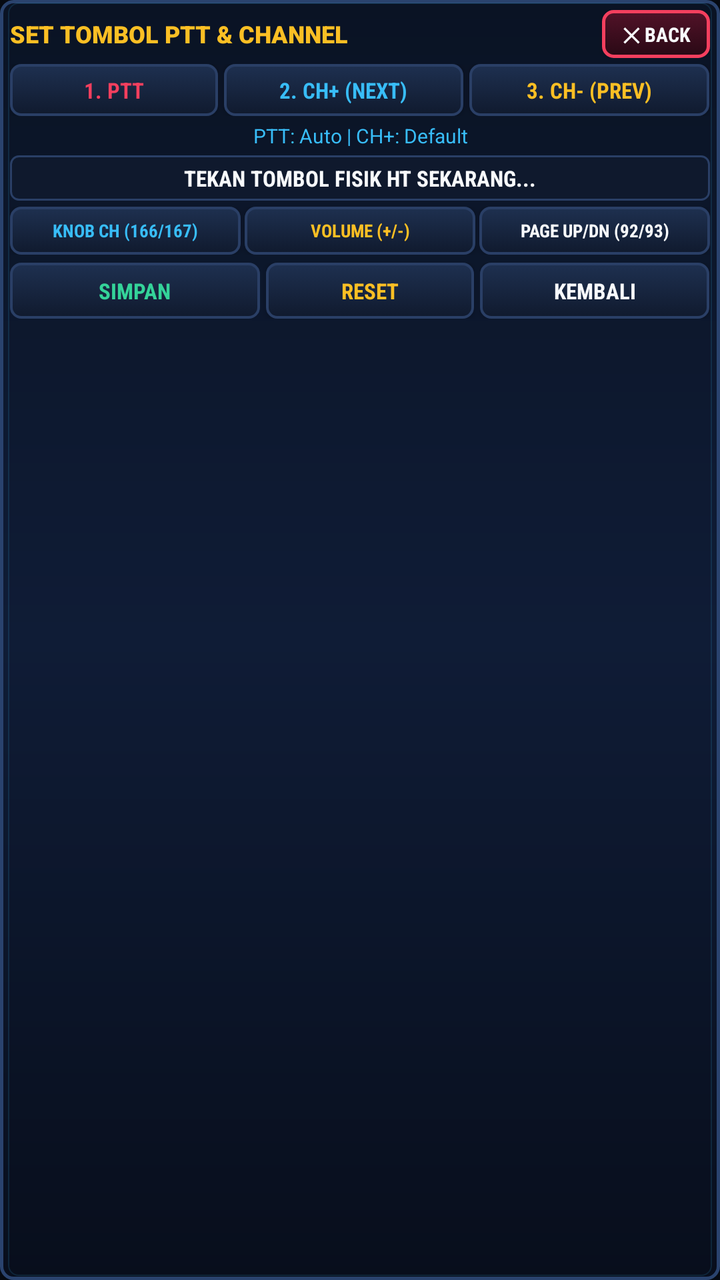
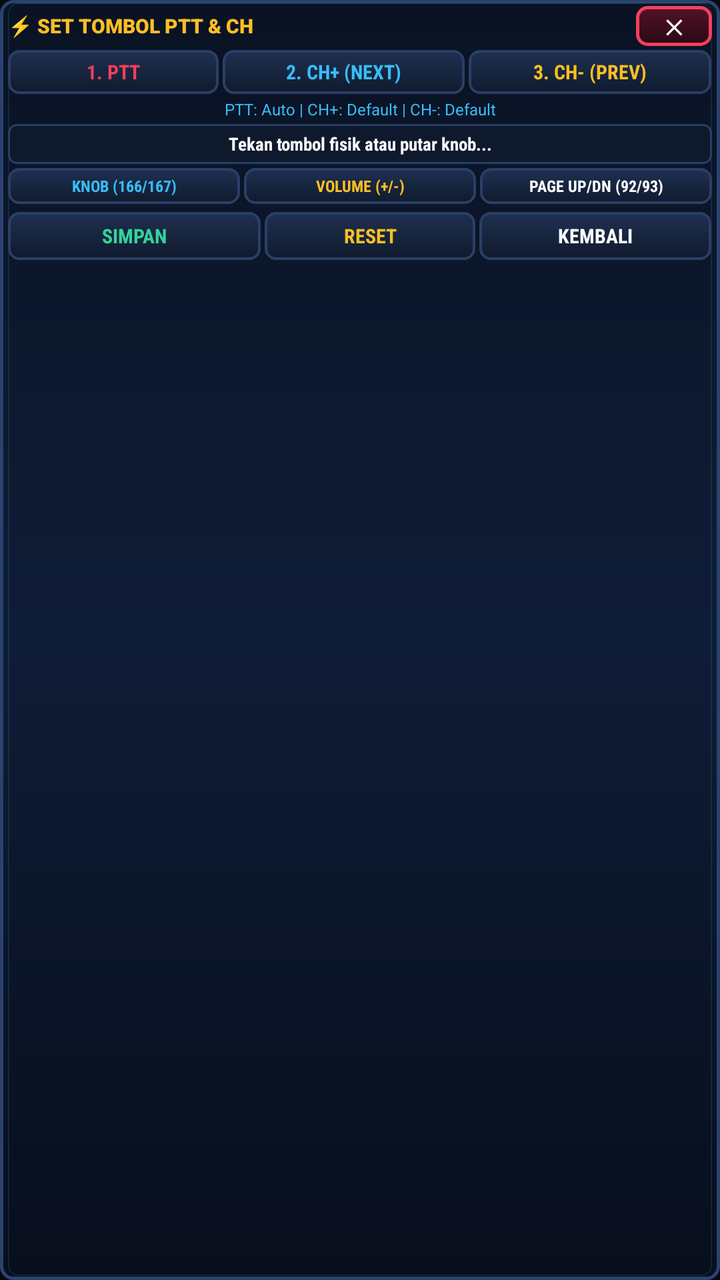

Screens rendered from an Android XML layout before and after an edit, with the pre-edit source and the edit as a unified diff.
<!-- AndroidManifest.xml: application theme Theme.NinjaRadioLite -->
<!-- res/layout/dialog_ptt_calibration.xml -->
<?xml version="1.0" encoding="utf-8"?>
<LinearLayout xmlns:android="http://schemas.android.com/apk/res/android"
    android:layout_width="match_parent"
    android:layout_height="wrap_content"
    android:orientation="vertical"
    android:background="@drawable/card_lcd"
    android:padding="5dp">

    
    <LinearLayout
        android:layout_width="match_parent"
        android:layout_height="24dp"
        android:orientation="horizontal"
        android:gravity="center_vertical"
        android:layout_marginBottom="3dp">

        <TextView
            android:layout_width="0dp"
            android:layout_height="wrap_content"
            android:layout_weight="1"
            android:text="SET TOMBOL PTT &amp; CHANNEL"
            android:textColor="@color/ninja_amber"
            android:textSize="12sp"
            android:fontFamily="sans-serif-black"
            android:textStyle="bold" />

        <Button
            android:id="@+id/btnTopCloseCalib"
            android:layout_width="54dp"
            android:layout_height="match_parent"
            android:text="✕ BACK"
            android:textSize="10sp"
            android:fontFamily="sans-serif-condensed"
            android:textStyle="bold"
            android:textColor="@color/white"
            android:background="@drawable/btn_ptt" />
    </LinearLayout>

    
    <LinearLayout
        android:layout_width="match_parent"
        android:layout_height="26dp"
        android:orientation="horizontal"
        android:layout_marginBottom="3dp">

        <Button
            android:id="@+id/btnTargetPtt"
            android:layout_width="0dp"
            android:layout_height="match_parent"
            android:layout_weight="1"
            android:text="1. PTT"
            android:textSize="11sp"
            android:fontFamily="sans-serif-condensed"
            android:textStyle="bold"
            android:textColor="@color/ninja_red"
            android:background="@drawable/btn_dpad"
            android:layout_marginEnd="2dp" />

        <Button
            android:id="@+id/btnTargetChNext"
            android:layout_width="0dp"
            android:layout_height="match_parent"
            android:layout_weight="1.15"
            android:text="2. CH+ (NEXT)"
            android:textSize="11sp"
            android:fontFamily="sans-serif-condensed"
            android:textStyle="bold"
            android:textColor="@color/ninja_cyan"
            android:background="@drawable/btn_dpad"
            android:layout_marginStart="1dp"
            android:layout_marginEnd="1dp" />

        <Button
            android:id="@+id/btnTargetChPrev"
            android:layout_width="0dp"
            android:layout_height="match_parent"
            android:layout_weight="1.15"
            android:text="3. CH- (PREV)"
            android:textSize="11sp"
            android:fontFamily="sans-serif-condensed"
            android:textStyle="bold"
            android:textColor="@color/ninja_amber"
            android:background="@drawable/btn_dpad"
            android:layout_marginStart="2dp" />
    </LinearLayout>

    
    <TextView
        android:id="@+id/tvCurrentPttSetting"
        android:layout_width="match_parent"
        android:layout_height="wrap_content"
        android:text="PTT: Auto | CH+: Default"
        android:textColor="@color/ninja_cyan"
        android:textSize="10sp"
        android:gravity="center"
        android:singleLine="true"
        android:ellipsize="end"
        android:layout_marginBottom="3dp" />

    
    <TextView
        android:id="@+id/tvPttDetectStatus"
        android:layout_width="match_parent"
        android:layout_height="wrap_content"
        android:text="TEKAN TOMBOL FISIK HT SEKARANG..."
        android:textColor="@color/ninja_text_primary"
        android:textSize="11sp"
        android:fontFamily="sans-serif-condensed"
        android:textStyle="bold"
        android:gravity="center"
        android:background="@drawable/item_focus"
        android:padding="4dp"
        android:layout_marginBottom="3dp" />

    
    <LinearLayout
        android:layout_width="match_parent"
        android:layout_height="24dp"
        android:orientation="horizontal"
        android:layout_marginBottom="4dp">

        <Button
            android:id="@+id/btnPresetKnob"
            android:layout_width="0dp"
            android:layout_height="match_parent"
            android:layout_weight="1"
            android:text="KNOB CH (166/167)"
            android:textSize="9sp"
            android:fontFamily="sans-serif-condensed"
            android:textStyle="bold"
            android:textColor="@color/ninja_cyan"
            android:background="@drawable/btn_dpad"
            android:focusable="false"
            android:layout_marginEnd="1dp" />

        <Button
            android:id="@+id/btnPresetVol"
            android:layout_width="0dp"
            android:layout_height="match_parent"
            android:layout_weight="1"
            android:text="VOLUME (+/-)"
            android:textSize="9sp"
            android:fontFamily="sans-serif-condensed"
            android:textStyle="bold"
            android:textColor="@color/ninja_amber"
            android:background="@drawable/btn_dpad"
            android:focusable="false"
            android:layout_marginStart="1dp"
            android:layout_marginEnd="1dp" />

        <Button
            android:id="@+id/btnPresetPage"
            android:layout_width="0dp"
            android:layout_height="match_parent"
            android:layout_weight="1"
            android:text="PAGE UP/DN (92/93)"
            android:textSize="9sp"
            android:fontFamily="sans-serif-condensed"
            android:textStyle="bold"
            android:textColor="@color/white"
            android:background="@drawable/btn_dpad"
            android:focusable="false"
            android:layout_marginStart="1dp" />
    </LinearLayout>

    
    <LinearLayout
        android:layout_width="match_parent"
        android:layout_height="28dp"
        android:orientation="horizontal">

        <Button
            android:id="@+id/btnSaveLearnedKey"
            android:layout_width="0dp"
            android:layout_height="match_parent"
            android:layout_weight="1.2"
            android:text="SIMPAN"
            android:textSize="11sp"
            android:fontFamily="sans-serif-condensed"
            android:textStyle="bold"
            android:textColor="@color/ninja_green"
            android:background="@drawable/btn_dpad"
            android:enabled="false"
            android:layout_marginEnd="2dp" />

        <Button
            android:id="@+id/btnResetPttDefault"
            android:layout_width="0dp"
            android:layout_height="match_parent"
            android:layout_weight="1"
            android:text="RESET"
            android:textSize="11sp"
            android:fontFamily="sans-serif-condensed"
            android:textStyle="bold"
            android:textColor="@color/ninja_amber"
            android:background="@drawable/btn_dpad"
            android:layout_marginStart="1dp"
            android:layout_marginEnd="1dp" />

        <Button
            android:id="@+id/btnCancelPttCalib"
            android:layout_width="0dp"
            android:layout_height="match_parent"
            android:layout_weight="1.1"
            android:text="KEMBALI"
            android:textSize="11sp"
            android:fontFamily="sans-serif-condensed"
            android:textStyle="bold"
            android:textColor="@color/white"
            android:background="@drawable/btn_dpad"
            android:layout_marginStart="2dp" />
    </LinearLayout>

</LinearLayout>
<!-- resources referenced by this layout -->
<resources>
  <color name="ninja_amber">#FBBF24</color>
  <color name="ninja_cyan">#38BDF8</color>
  <color name="ninja_green">#34D399</color>
  <color name="ninja_red">#F43F5E</color>
  <color name="ninja_text_primary">#F8FAFC</color>
  <color name="white">#F8FAFC</color>
  <!-- drawable card_lcd (drawable) -->
  <?xml version="1.0" encoding="utf-8"?>
  <layer-list xmlns:android="http://schemas.android.com/apk/res/android">
      
      <item>
          <shape android:shape="rectangle">
              <gradient
                  android:angle="270"
                  android:startColor="#0A1324"
                  android:centerColor="#0F1C36"
                  android:endColor="#080E1C" />
              <stroke android:width="1.5dp" android:color="#2A436E" />
              <corners android:radius="6dp" />
          </shape>
      </item>
      
      <item android:top="1.5dp" android:left="4dp" android:right="4dp" android:bottom="2dp">
          <shape android:shape="rectangle">
              <stroke android:width="0.5dp" android:color="#2238BDF8" />
              <corners android:radius="5dp" />
          </shape>
      </item>
  </layer-list>
  <!-- drawable item_focus (drawable) -->
  <?xml version="1.0" encoding="utf-8"?>
  <selector xmlns:android="http://schemas.android.com/apk/res/android">
      <item android:state_focused="true">
          <shape android:shape="rectangle">
              <solid android:color="@color/ninja_btn_focused" />
              <stroke android:width="2dp" android:color="@color/ninja_cyan" />
              <corners android:radius="4dp" />
          </shape>
      </item>
      <item android:state_selected="true">
          <shape android:shape="rectangle">
              <solid android:color="@color/ninja_panel_raised" />
              <stroke android:width="1.5dp" android:color="@color/ninja_amber" />
              <corners android:radius="4dp" />
          </shape>
      </item>
      <item>
          <shape android:shape="rectangle">
              <solid android:color="@color/ninja_panel" />
              <stroke android:width="1dp" android:color="@color/ninja_panel_edge" />
              <corners android:radius="4dp" />
          </shape>
      </item>
  </selector>
  <style name="Theme.NinjaRadioLite" parent="Theme.AppCompat.NoActionBar">
          <item name="android:windowBackground">@color/black</item>
          <item name="android:colorBackground">@color/black</item>
          <item name="android:textColor">@color/white</item>
          <item name="colorPrimary">#212121</item>
          <item name="colorPrimaryDark">#000000</item>
          <item name="colorAccent">@color/accent_yellow</item>
      </style>
  <color name="ninja_btn_focused">#22355A</color>
  <color name="ninja_panel_raised">#182644</color>
  <color name="ninja_panel">#0F192D</color>
  <color name="ninja_panel_edge">#2A3F66</color>
  <color name="black">#060A12</color>
  <color name="accent_yellow">#FBBF24</color>
  <!-- unchanged entries left out for length: 2 -->
</resources>

<!-- the commit's change to res/layout/dialog_ptt_calibration.xml (unified diff, before → after) -->
@@ -1,214 +1,261 @@
 <?xml version="1.0" encoding="utf-8"?>
-<LinearLayout xmlns:android="http://schemas.android.com/apk/res/android"
+<ScrollView xmlns:android="http://schemas.android.com/apk/res/android"
     android:layout_width="match_parent"
-    android:layout_height="wrap_content"
-    android:orientation="vertical"
-    android:background="@drawable/card_lcd"
-    android:padding="5dp">
-
-    
+    android:layout_height="match_parent"
+    android:fillViewport="true"
+    android:scrollbars="vertical">
+
     <LinearLayout
         android:layout_width="match_parent"
-        android:layout_height="24dp"
-        android:orientation="horizontal"
-        android:gravity="center_vertical"
-        android:layout_marginBottom="3dp">
-
+        android:layout_height="wrap_content"
+        android:orientation="vertical"
+        android:background="@drawable/card_lcd"
+        android:paddingLeft="4dp"
+        android:paddingRight="4dp"
+        android:paddingTop="3dp"
+        android:paddingBottom="4dp">
+
+        
+        <LinearLayout
+            android:layout_width="match_parent"
+            android:layout_height="20dp"
+            android:orientation="horizontal"
+            android:gravity="center_vertical"
+            android:layout_marginBottom="2dp">
+
+            <TextView
+                android:layout_width="0dp"
+                android:layout_height="wrap_content"
+                android:layout_weight="1"
+                android:text="⚡ SET TOMBOL PTT &amp; CH"
+                android:textColor="@color/ninja_amber"
+                android:textSize="10sp"
+                android:fontFamily="sans-serif-black"
+                android:textStyle="bold" />
+
+            <Button
+                android:id="@+id/btnTopCloseCalib"
+                android:layout_width="38dp"
+                android:layout_height="match_parent"
+                android:text="✕"
+                android:textSize="10sp"
+                android:fontFamily="sans-serif-condensed"
+                android:textStyle="bold"
+                android:textColor="@color/white"
+                android:background="@drawable/btn_ptt"
+                android:focusable="true"
+                android:nextFocusDown="@+id/btnTargetPtt" />
+        </LinearLayout>
+
+        
+        <LinearLayout
+            android:layout_width="match_parent"
+            android:layout_height="22dp"
+            android:orientation="horizontal"
+            android:layout_marginBottom="2dp">
+
+            <Button
+                android:id="@+id/btnTargetPtt"
+                android:layout_width="0dp"
+                android:layout_height="match_parent"
+                android:layout_weight="1"
+                android:text="1. PTT"
+                android:textSize="10sp"
+                android:fontFamily="sans-serif-condensed"
+                android:textStyle="bold"
+                android:textColor="@color/ninja_red"
+                android:background="@drawable/btn_dpad"
+                android:focusable="true"
+                android:layout_marginEnd="1dp"
+                android:nextFocusDown="@+id/btnSaveLearnedKey"
+                android:nextFocusRight="@+id/btnTargetChNext" />
+
+            <Button
+                android:id="@+id/btnTargetChNext"
+                android:layout_width="0dp"
+                android:layout_height="match_parent"
+                android:layout_weight="1.15"
+                android:text="2. CH+ (NEXT)"
+                android:textSize="10sp"
+                android:fontFamily="sans-serif-condensed"
+                android:textStyle="bold"
+                android:textColor="@color/ninja_cyan"
+                android:background="@drawable/btn_dpad"
+                android:focusable="true"
+                android:layout_marginStart="1dp"
+                android:layout_marginEnd="1dp"
+                android:nextFocusDown="@+id/btnSaveLearnedKey"
+                android:nextFocusLeft="@+id/btnTargetPtt"
+                android:nextFocusRight="@+id/btnTargetChPrev" />
+
+            <Button
+                android:id="@+id/btnTargetChPrev"
+                android:layout_width="0dp"
+                android:layout_height="match_parent"
+                android:layout_weight="1.15"
+                android:text="3. CH- (PREV)"
+                android:textSize="10sp"
+                android:fontFamily="sans-serif-condensed"
+                android:textStyle="bold"
+                android:textColor="@color/ninja_amber"
+                android:background="@drawable/btn_dpad"
+                android:focusable="true"
+                android:layout_marginStart="1dp"
+                android:nextFocusDown="@+id/btnSaveLearnedKey"
+                android:nextFocusLeft="@+id/btnTargetChNext"
+                android:nextFocusRight="@+id/btnSaveLearnedKey" />
+        </LinearLayout>
+
+        
         <TextView
-            android:layout_width="0dp"
+            android:id="@+id/tvCurrentPttSetting"
+            android:layout_width="match_parent"
             android:layout_height="wrap_content"
-            android:layout_weight="1"
-            android:text="SET TOMBOL PTT &amp; CHANNEL"
-            android:textColor="@color/ninja_amber"
-            android:textSize="12sp"
-            android:fontFamily="sans-serif-black"
-            android:textStyle="bold" />
-
-        <Button
-            android:id="@+id/btnTopCloseCalib"
-            android:layout_width="54dp"
-            android:layout_height="match_parent"
-            android:text="✕ BACK"
-            android:textSize="10sp"
-            android:fontFamily="sans-serif-condensed"
-            android:textStyle="bold"
-            android:textColor="@color/white"
-            android:background="@drawable/btn_ptt" />
-    </LinearLayout>
-
-    
-    <LinearLayout
-        android:layout_width="match_parent"
-        android:layout_height="26dp"
-        android:orientation="horizontal"
-        android:layout_marginBottom="3dp">
-
-        <Button
-            android:id="@+id/btnTargetPtt"
-            android:layout_width="0dp"
-            android:layout_height="match_parent"
-            android:layout_weight="1"
-            android:text="1. PTT"
-            android:textSize="11sp"
-            android:fontFamily="sans-serif-condensed"
-            android:textStyle="bold"
-            android:textColor="@color/ninja_red"
-            android:background="@drawable/btn_dpad"
-            android:layout_marginEnd="2dp" />
-
-        <Button
-            android:id="@+id/btnTargetChNext"
-            android:layout_width="0dp"
-            android:layout_height="match_parent"
-            android:layout_weight="1.15"
-            android:text="2. CH+ (NEXT)"
-            android:textSize="11sp"
-            android:fontFamily="sans-serif-condensed"
-            android:textStyle="bold"
+            android:text="PTT: Auto | CH+: Default | CH-: Default"
             android:textColor="@color/ninja_cyan"
-            android:background="@drawable/btn_dpad"
-            android:layout_marginStart="1dp"
-            android:layout_marginEnd="1dp" />
-
-        <Button
-            android:id="@+id/btnTargetChPrev"
-            android:layout_width="0dp"
-            android:layout_height="match_parent"
-            android:layout_weight="1.15"
-            android:text="3. CH- (PREV)"
-            android:textSize="11sp"
-            android:fontFamily="sans-serif-condensed"
-            android:textStyle="bold"
-            android:textColor="@color/ninja_amber"
-            android:background="@drawable/btn_dpad"
-            android:layout_marginStart="2dp" />
-    </LinearLayout>
-
-    
-    <TextView
-        android:id="@+id/tvCurrentPttSetting"
-        android:layout_width="match_parent"
-        android:layout_height="wrap_content"
-        android:text="PTT: Auto | CH+: Default"
-        android:textColor="@color/ninja_cyan"
-        android:textSize="10sp"
-        android:gravity="center"
-        android:singleLine="true"
-        android:ellipsize="end"
-        android:layout_marginBottom="3dp" />
-
-    
-    <TextView
-        android:id="@+id/tvPttDetectStatus"
-        android:layout_width="match_parent"
-        android:layout_height="wrap_content"
-        android:text="TEKAN TOMBOL FISIK HT SEKARANG..."
-        android:textColor="@color/ninja_text_primary"
-        android:textSize="11sp"
-        android:fontFamily="sans-serif-condensed"
-        android:textStyle="bold"
-        android:gravity="center"
-        android:background="@drawable/item_focus"
-        android:padding="4dp"
-        android:layout_marginBottom="3dp" />
-
-    
-    <LinearLayout
-        android:layout_width="match_parent"
-        android:layout_height="24dp"
-        android:orientation="horizontal"
-        android:layout_marginBottom="4dp">
-
-        <Button
-            android:id="@+id/btnPresetKnob"
-            android:layout_width="0dp"
-            android:layout_height="match_parent"
-            android:layout_weight="1"
-            android:text="KNOB CH (166/167)"
+            android:textSize="8sp"
+            android:gravity="center"
+            android:singleLine="true"
+            android:ellipsize="end"
+            android:layout_marginBottom="2dp" />
+
+        
+        <TextView
+            android:id="@+id/tvPttDetectStatus"
+            android:layout_width="match_parent"
+            android:layout_height="wrap_content"
+            android:minHeight="20dp"
+            android:text="Tekan tombol fisik atau putar knob..."
+            android:textColor="@color/ninja_text_primary"
             android:textSize="9sp"
             android:fontFamily="sans-serif-condensed"
             android:textStyle="bold"
-            android:textColor="@color/ninja_cyan"
-            android:background="@drawable/btn_dpad"
-            android:focusable="false"
-            android:layout_marginEnd="1dp" />
-
-        <Button
-            android:id="@+id/btnPresetVol"
-            android:layout_width="0dp"
-            android:layout_height="match_parent"
-            android:layout_weight="1"
-            android:text="VOLUME (+/-)"
-            android:textSize="9sp"
-            android:fontFamily="sans-serif-condensed"
-            android:textStyle="bold"
-            android:textColor="@color/ninja_amber"
-            android:background="@drawable/btn_dpad"
-            android:focusable="false"
-            android:layout_marginStart="1dp"
-            android:layout_marginEnd="1dp" />
-
-        <Button
-            android:id="@+id/btnPresetPage"
-            android:layout_width="0dp"
-            android:layout_height="match_parent"
-            android:layout_weight="1"
-            android:text="PAGE UP/DN (92/93)"
-            android:textSize="9sp"
-            android:fontFamily="sans-serif-condensed"
-            android:textStyle="bold"
-            android:textColor="@color/white"
-            android:background="@drawable/btn_dpad"
-            android:focusable="false"
-            android:layout_marginStart="1dp" />
+            android:gravity="center"
+            android:background="@drawable/item_focus"
+            android:padding="2dp"
+            android:layout_marginBottom="2dp" />
+
+        
+        <LinearLayout
+            android:layout_width="match_parent"
+            android:layout_height="18dp"
+            android:orientation="horizontal"
+            android:layout_marginBottom="3dp">
+
+            <Button
+                android:id="@+id/btnPresetKnob"
+                android:layout_width="0dp"
+                android:layout_height="match_parent"
+                android:layout_weight="1"
+                android:text="KNOB (166/167)"
+                android:textSize="8sp"
+                android:fontFamily="sans-serif-condensed"
+                android:textStyle="bold"
+                android:textColor="@color/ninja_cyan"
+                android:background="@drawable/btn_dpad"
+                android:focusable="true"
+                android:layout_marginEnd="1dp"
+                android:nextFocusUp="@+id/btnTargetPtt"
+                android:nextFocusDown="@+id/btnSaveLearnedKey"
+                android:nextFocusRight="@+id/btnPresetVol" />
+
+            <Button
+                android:id="@+id/btnPresetVol"
+                android:layout_width="0dp"
+                android:layout_height="match_parent"
+                android:layout_weight="1"
+                android:text="VOLUME (+/-)"
+                android:textSize="8sp"
+                android:fontFamily="sans-serif-condensed"
+                android:textStyle="bold"
+                android:textColor="@color/ninja_amber"
+                android:background="@drawable/btn_dpad"
+                android:focusable="true"
+                android:layout_marginStart="1dp"
+                android:layout_marginEnd="1dp"
+                android:nextFocusUp="@+id/btnTargetChNext"
+                android:nextFocusDown="@+id/btnSaveLearnedKey"
+                android:nextFocusLeft="@+id/btnPresetKnob"
+                android:nextFocusRight="@+id/btnPresetPage" />
+
+            <Button
+                android:id="@+id/btnPresetPage"
+                android:layout_width="0dp"
+                android:layout_height="match_parent"
+                android:layout_weight="1"
+                android:text="PAGE UP/DN (92/93)"
+                android:textSize="8sp"
+                android:fontFamily="sans-serif-condensed"
+                android:textStyle="bold"
+                android:textColor="@color/white"
+                android:background="@drawable/btn_dpad"
+                android:focusable="true"
+                android:layout_marginStart="1dp"
+                android:nextFocusUp="@+id/btnTargetChPrev"
+                android:nextFocusDown="@+id/btnSaveLearnedKey"
+                android:nextFocusLeft="@+id/btnPresetVol" />
+        </LinearLayout>
+
+        
+        <LinearLayout
+            android:layout_width="match_parent"
+            android:layout_height="24dp"
+            android:orientation="horizontal"
+            android:layout_marginTop="1dp"
+            android:layout_marginBottom="1dp">
+
+            <Button
+                android:id="@+id/btnSaveLearnedKey"
+                android:layout_width="0dp"
+                android:layout_height="match_parent"
+                android:layout_weight="1.2"
+                android:text="SIMPAN"
+                android:textSize="10sp"
+                android:fontFamily="sans-serif-condensed"
+                android:textStyle="bold"
+                android:textColor="@color/ninja_green"
+                android:background="@drawable/btn_dpad"
+                android:focusable="true"
+                android:enabled="true"
+                android:layout_marginEnd="1dp"
+                android:nextFocusUp="@+id/btnTargetPtt"
+                android:nextFocusRight="@+id/btnResetPttDefault" />
+
+            <Button
+                android:id="@+id/btnResetPttDefault"
+                android:layout_width="0dp"
+                android:layout_height="match_parent"
+                android:layout_weight="1"
+                android:text="RESET"
+                android:textSize="10sp"
+                android:fontFamily="sans-serif-condensed"
+                android:textStyle="bold"
+                android:textColor="@color/ninja_amber"
+                android:background="@drawable/btn_dpad"
+                android:focusable="true"
+                android:layout_marginStart="1dp"
+                android:layout_marginEnd="1dp"
+                android:nextFocusUp="@+id/btnTargetChNext"
+                android:nextFocusLeft="@+id/btnSaveLearnedKey"
+                android:nextFocusRight="@+id/btnCancelPttCalib" />
+
+            <Button
+                android:id="@+id/btnCancelPttCalib"
+                android:layout_width="0dp"
+                android:layout_height="match_parent"
+                android:layout_weight="1.1"
+                android:text="KEMBALI"
+                android:textSize="10sp"
+                android:fontFamily="sans-serif-condensed"
+                android:textStyle="bold"
+                android:textColor="@color/white"
+                android:background="@drawable/btn_dpad"
+                android:focusable="true"
+                android:layout_marginStart="1dp"
+                android:nextFocusUp="@+id/btnTargetChPrev"
+                android:nextFocusLeft="@+id/btnResetPttDefault" />
+        </LinearLayout>
+
     </LinearLayout>
 
-    
-    <LinearLayout
-        android:layout_width="match_parent"
-        android:layout_height="28dp"
-        android:orientation="horizontal">
-
-        <Button
-            android:id="@+id/btnSaveLearnedKey"
-            android:layout_width="0dp"
-            android:layout_height="match_parent"
-            android:layout_weight="1.2"
-            android:text="SIMPAN"
-            android:textSize="11sp"
-            android:fontFamily="sans-serif-condensed"
-            android:textStyle="bold"
-            android:textColor="@color/ninja_green"
-            android:background="@drawable/btn_dpad"
-            android:enabled="false"
-            android:layout_marginEnd="2dp" />
-
-        <Button
-            android:id="@+id/btnResetPttDefault"
-            android:layout_width="0dp"
-            android:layout_height="match_parent"
-            android:layout_weight="1"
-            android:text="RESET"
-            android:textSize="11sp"
-            android:fontFamily="sans-serif-condensed"
-            android:textStyle="bold"
-            android:textColor="@color/ninja_amber"
-            android:background="@drawable/btn_dpad"
-            android:layout_marginStart="1dp"
-            android:layout_marginEnd="1dp" />
-
-        <Button
-            android:id="@+id/btnCancelPttCalib"
-            android:layout_width="0dp"
-            android:layout_height="match_parent"
-            android:layout_weight="1.1"
-            android:text="KEMBALI"
-            android:textSize="11sp"
-            android:fontFamily="sans-serif-condensed"
-            android:textStyle="bold"
-            android:textColor="@color/white"
-            android:background="@drawable/btn_dpad"
-            android:layout_marginStart="2dp" />
-    </LinearLayout>
-
-</LinearLayout>
+</ScrollView>
<!-- resource entries referenced after the edit -->
@@ -61,6 +61,8 @@
           <item name="colorPrimary">#212121</item>
           <item name="colorPrimaryDark">#000000</item>
           <item name="colorAccent">@color/accent_yellow</item>
+          <item name="android:windowFullscreen">true</item>
+          <item name="android:windowContentOverlay">@null</item>
       </style>
   <color name="ninja_btn_focused">#22355A</color>
   <color name="ninja_panel_raised">#182644</color>
